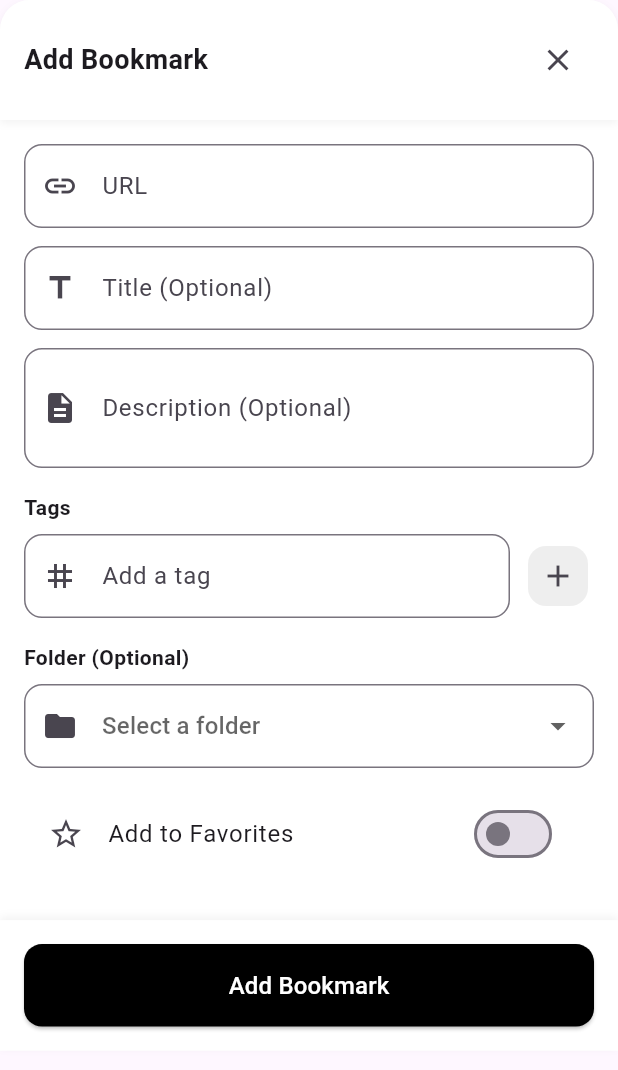
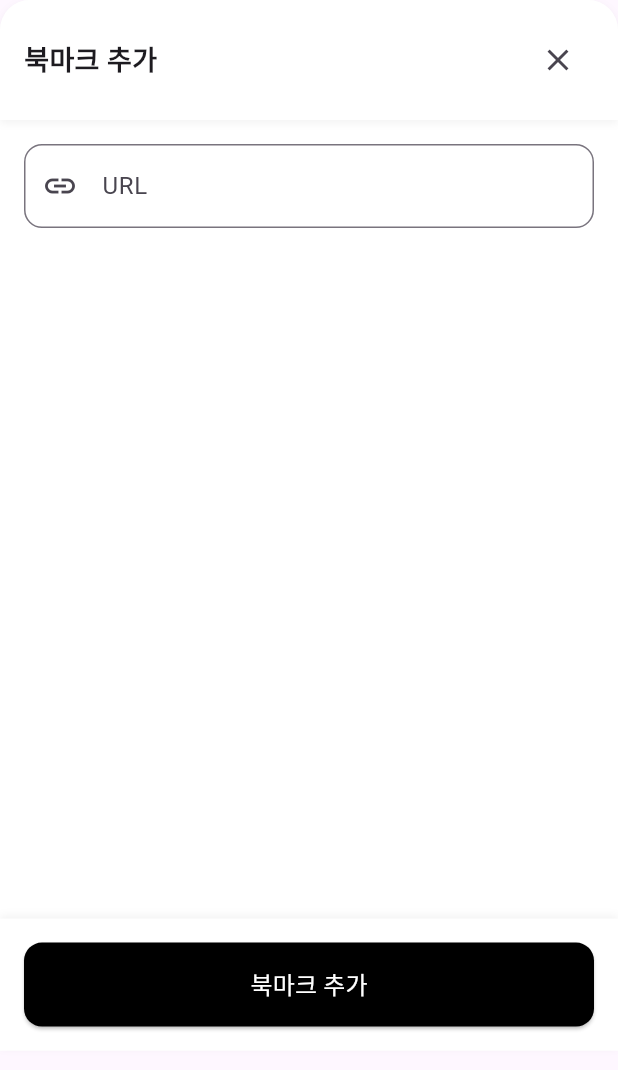
Before and after one commit to KimHyungSik/UrlBookMark, a Flutter app: the AddBookmarkBottomSheet widget shown alone on an empty page, opened directly, on a phone screen of 412 x 824 dp. Shown: the top 1070 px of the screen. Run offline on Flutter 3.47's test engine with Material 3 defaults, Android fonts, the phone set to English and light mode, and no system bars; our stand-ins replace flutter_riverpod, shared_preferences; accounts and stored records are empty.

Commit message:
자잘한 수정

```diff
--- a/lib/screens/bottomsheet/add_bookmark_bottom_sheet.dart
+++ b/lib/screens/bottomsheet/add_bookmark_bottom_sheet.dart
@@ -7,13 +7,13 @@ import '../../common/tags.dart';
 import '../../model/url_marker.dart';
 import '../../model/url_metadata.dart';
 
-// URL metadata provider
+// URL 메타데이터 Provider
 final urlMetadataProvider =
     StateNotifierProvider<UrlMetadataNotifier, AsyncValue<UrlMetadata?>>((ref) {
   return UrlMetadataNotifier();
 });
 
-// URL metadata state management
+// URL 메타데이터 상태 관리
 class UrlMetadataNotifier extends StateNotifier<AsyncValue<UrlMetadata?>> {
   UrlMetadataNotifier() : super(const AsyncValue.data(null));
 
@@ -50,9 +50,9 @@ class _AddBookmarkBottomSheetState
   final _tagController = TextEditingController();
   Timer? _debounceTimer;
   List<String> _tags = [];
-  String? _customFolder;
   bool _isFavorite = false;
   bool _isProcessing = false;
+  bool _showAdditionalFields = false;
 
   @override
   void dispose() {
@@ -64,7 +64,7 @@ class _AddBookmarkBottomSheetState
     super.dispose();
   }
 
-  /// Bookmark adding process
+  /// 북마크 추가 처리
   Future<void> _addBookmark() async {
     if (_formKey.currentState!.validate()) {
       setState(() {
@@ -75,7 +75,7 @@ class _AddBookmarkBottomSheetState
         final String url = _prepareUrl(_urlController.text.trim());
         final metadata = ref.read(urlMetadataProvider).value;
 
-        // Handle title and description values
+        // 제목과 설명 값 처리
         String? customTitle;
         if (_titleController.text.isNotEmpty) {
           customTitle = _titleController.text;
@@ -92,25 +92,26 @@ class _AddBookmarkBottomSheetState
           customTitle: customTitle,
           customDescription: customDescription,
           tags: _tags.isEmpty ? generateTags(url) : _tags,
-          folder: _customFolder,
           isFavorite: _isFavorite,
           metadata: metadata,
         );
 
-        // Add bookmark via provider
-        await ref.read(urlBookmarkProvider.notifier).addUrlBookmark(newBookmark);
-        ref.read(urlMetadataProvider.notifier).reset(); // Reset state
+        // Provider를 통해 북마크 추가
+        await ref
+            .read(urlBookmarkProvider.notifier)
+            .addUrlBookmark(newBookmark);
+        ref.read(urlMetadataProvider.notifier).reset(); // 상태 초기화
 
         if (mounted) {
-          Navigator.of(context).pop(); // Close the bottom sheet
+          Navigator.of(context).pop(); // 바텀시트 닫기
           ScaffoldMessenger.of(context).showSnackBar(
-            SnackBar(content: Text("Bookmark added successfully")),
+            SnackBar(content: Text("북마크가 추가되었습니다")),
           );
         }
       } catch (e) {
         if (mounted) {
           ScaffoldMessenger.of(context).showSnackBar(
-            SnackBar(content: Text("Failed to add bookmark: ${e.toString()}")),
+            SnackBar(content: Text("북마크 추가 실패: ${e.toString()}")),
           );
           setState(() {
             _isProcessing = false;
@@ -128,7 +129,7 @@ class _AddBookmarkBottomSheetState
     return url;
   }
 
-  /// URL change handler with debouncing
+  /// URL 입력 처리 (디바운싱 적용)
   void _onUrlChanged(String url) {
     _debounceTimer?.cancel();
     _debounceTimer = Timer(const Duration(milliseconds: 800), () {
@@ -136,18 +137,25 @@ class _AddBookmarkBottomSheetState
         final preparedUrl = _prepareUrl(url.trim());
         ref.read(urlMetadataProvider.notifier).fetchMetadata(preparedUrl);
 
-        // Auto-generate tags
+        // 자동 태그 생성
         final autoTags = generateTags(preparedUrl);
         if (autoTags.isNotEmpty && _tags.isEmpty) {
           setState(() {
             _tags = autoTags;
           });
         }
+
+        // 추가 필드 표시
+        if (!_showAdditionalFields) {
+          setState(() {
+            _showAdditionalFields = true;
+          });
+        }
       }
     });
   }
 
-  /// Add a tag
+  /// 태그 추가
   void _addTag(String tag) {
     if (tag.isNotEmpty && !_tags.contains(tag)) {
       setState(() {
@@ -157,7 +165,7 @@ class _AddBookmarkBottomSheetState
     }
   }
 
-  /// Remove a tag
+  /// 태그 제거
   void _removeTag(String tag) {
     setState(() {
       _tags.remove(tag);
@@ -167,6 +175,7 @@ class _AddBookmarkBottomSheetState
   @override
   Widget build(BuildContext context) {
     final metadataState = ref.watch(urlMetadataProvider);
+    final hasMetadata = metadataState.value != null;
 
     return Container(
       decoration: BoxDecoration(
@@ -195,19 +204,25 @@ class _AddBookmarkBottomSheetState
                   child: Column(
                     crossAxisAlignment: CrossAxisAlignment.stretch,
                     children: [
+                      // 메타데이터 프리뷰는 데이터가 있거나 로딩 중일 때만 표시
+                      if (metadataState.isLoading || hasMetadata)
                         _buildMetadataPreview(metadataState),
+
                       SizedBox(height: 16),
                       _buildUrlField(),
-                      SizedBox(height: 12),
+
+                      // 추가 필드는 URL이 입력되었거나 메타데이터가 있을 때만 표시
+                      if (_showAdditionalFields || hasMetadata) ...[
+                        SizedBox(height: 16),
                         _buildTitleField(),
-                      SizedBox(height: 12),
+                        SizedBox(height: 16),
                         _buildDescriptionField(),
                         SizedBox(height: 16),
                         _buildTagsSection(),
                         SizedBox(height: 16),
-                      _buildFolderSelection(),
-                      SizedBox(height: 16),
                         _buildFavoriteToggle(),
+                      ],
+
                       SizedBox(height: 24),
                     ],
                   ),
@@ -242,7 +257,7 @@ class _AddBookmarkBottomSheetState
         mainAxisAlignment: MainAxisAlignment.spaceBetween,
         children: [
           Text(
-            'Add Bookmark',
+            '북마크 추가',
             style: TextStyle(fontSize: 18, fontWeight: FontWeight.bold),
           ),
           IconButton(
@@ -270,11 +285,11 @@ class _AddBookmarkBottomSheetState
       onChanged: _onUrlChanged,
       validator: (value) {
         if (value == null || value.isEmpty) {
-          return "Please enter a URL";
+          return "URL을 입력해주세요";
         }
-        // Simple URL validation
+        // 간단한 URL 검증
         if (!value.contains('.')) {
-          return "Please enter a valid URL";
+          return "유효한 URL을 입력해주세요";
         }
         return null;
       },
@@ -285,8 +300,8 @@ class _AddBookmarkBottomSheetState
     return TextFormField(
       controller: _titleController,
       decoration: InputDecoration(
-        labelText: 'Title (Optional)',
-        hintText: 'Custom title for the bookmark',
+        labelText: '제목 (선택사항)',
+        hintText: '북마크의 제목을 입력하세요',
         prefixIcon: Icon(Icons.title),
         border: OutlineInputBorder(
           borderRadius: BorderRadius.circular(12),
@@ -300,8 +315,8 @@ class _AddBookmarkBottomSheetState
     return TextFormField(
       controller: _descriptionController,
       decoration: InputDecoration(
-        labelText: 'Description (Optional)',
-        hintText: 'Add custom description',
+        labelText: '설명 (선택사항)',
+        hintText: '북마크에 대한 설명을 추가하세요',
         prefixIcon: Icon(Icons.description),
         border: OutlineInputBorder(
           borderRadius: BorderRadius.circular(12),
@@ -315,15 +330,17 @@ class _AddBookmarkBottomSheetState
     return Column(
       crossAxisAlignment: CrossAxisAlignment.start,
       children: [
-        Text("Tags", style: TextStyle(fontWeight: FontWeight.bold)),
+        Text("태그", style: TextStyle(fontWeight: FontWeight.bold)),
         SizedBox(height: 8),
         Wrap(
           spacing: 8,
-          children: _tags.map((tag) => Chip(
+          children: _tags
+              .map((tag) => Chip(
                     label: Text(tag),
                     deleteIcon: Icon(Icons.close, size: 18),
                     onDeleted: () => _removeTag(tag),
-          )).toList(),
+                  ))
+              .toList(),
         ),
         Row(
           children: [
@@ -331,7 +348,7 @@ class _AddBookmarkBottomSheetState
               child: TextFormField(
                 controller: _tagController,
                 decoration: InputDecoration(
-                  hintText: 'Add a tag',
+                  hintText: '태그 추가',
                   prefixIcon: Icon(Icons.tag),
                   border: OutlineInputBorder(
                     borderRadius: BorderRadius.circular(12),
@@ -357,40 +374,9 @@ class _AddBookmarkBottomSheetState
     );
   }
 
-  Widget _buildFolderSelection() {
-    return Column(
-      crossAxisAlignment: CrossAxisAlignment.start,
-      children: [
-        Text("Folder (Optional)", style: TextStyle(fontWeight: FontWeight.bold)),
-        SizedBox(height: 8),
-        DropdownButtonFormField<String>(
-          decoration: InputDecoration(
-            border: OutlineInputBorder(
-              borderRadius: BorderRadius.circular(12),
-            ),
-            prefixIcon: Icon(Icons.folder),
-          ),
-          hint: Text("Select a folder"),
-          value: _customFolder,
-          items: ["Work", "Personal", "Shopping", "Reading", "Recipes"]
-              .map((folder) => DropdownMenuItem(
-            value: folder,
-            child: Text(folder),
-          ))
-              .toList(),
-          onChanged: (value) {
-            setState(() {
-              _customFolder = value;
-            });
-          },
-        ),
-      ],
-    );
-  }
-
   Widget _buildFavoriteToggle() {
     return SwitchListTile(
-      title: Text("Add to Favorites"),
+      title: Text("즐겨찾기에 추가"),
       secondary: Icon(
         _isFavorite ? Icons.star : Icons.star_border,
         color: _isFavorite ? Colors.amber : null,
@@ -437,7 +423,7 @@ class _AddBookmarkBottomSheetState
                   valueColor: AlwaysStoppedAnimation<Color>(Colors.white),
                 ),
               )
-            : Text("Add Bookmark", style: TextStyle(fontSize: 16)),
+            : Text("북마크 추가", style: TextStyle(fontSize: 16)),
       ),
     );
   }
@@ -447,12 +433,13 @@ class _AddBookmarkBottomSheetState
       data: (metadata) {
         if (metadata == null) return SizedBox.shrink();
 
-        // Auto-fill the title and description if they're empty
+        // 제목과 설명이 비어있으면 메타데이터로 자동 채우기
         if (_titleController.text.isEmpty && metadata.title != null) {
           _titleController.text = metadata.title!;
         }
 
-        if (_descriptionController.text.isEmpty && metadata.description != null) {
+        if (_descriptionController.text.isEmpty &&
+            metadata.description != null) {
           _descriptionController.text = metadata.description!;
         }
 
@@ -479,16 +466,18 @@ class _AddBookmarkBottomSheetState
                         height: 180,
                         width: double.infinity,
                         color: Colors.grey[200],
-                        child: Icon(Icons.broken_image, color: Colors.grey, size: 48),
+                        child: Icon(Icons.broken_image,
+                            color: Colors.grey, size: 48),
                       ),
                     ),
                   ),
                 SizedBox(height: 12),
                 Text(
-                  metadata.title ?? "No Title",
+                  metadata.title ?? "제목 없음",
                   style: TextStyle(fontSize: 18, fontWeight: FontWeight.bold),
                 ),
-                if (metadata.description != null && metadata.description!.isNotEmpty)
+                if (metadata.description != null &&
+                    metadata.description!.isNotEmpty)
                   Padding(
                     padding: const EdgeInsets.only(top: 8),
                     child: Text(
@@ -508,7 +497,7 @@ class _AddBookmarkBottomSheetState
             children: [
               CircularProgressIndicator(),
               SizedBox(height: 16),
-              Text("Loading website information..."),
+              Text("웹사이트 정보를 가져오는 중..."),
             ],
           ),
         ),
@@ -526,12 +515,12 @@ class _AddBookmarkBottomSheetState
               Icon(Icons.error_outline, color: Colors.red, size: 48),
               SizedBox(height: 16),
               Text(
-                "Failed to load website information",
+                "웹사이트 정보를 가져오지 못했습니다",
                 style: TextStyle(fontWeight: FontWeight.bold),
               ),
               SizedBox(height: 8),
               Text(
-                "The bookmark will be saved with basic information only.",
+                "기본 정보만으로 북마크가 저장됩니다.",
                 textAlign: TextAlign.center,
               ),
             ],
```
Also changed, not shown: lib/widget/bookmark_card.dart (+5 -20 lines). Lines whose indentation alone changed are shown as unchanged.
